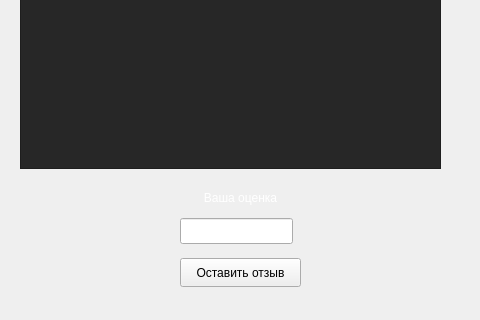
bartem1us/Fitness_Centre, file FINTESS_CENTRE/comment.ui: the form before one commit; both pictures show x 160 to 640 and y 122 to 442 of the 816 by 442 pixel window.
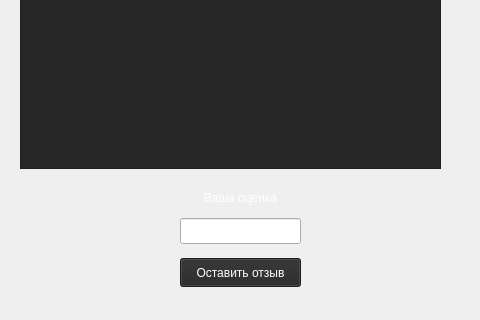
The form after the commit. Icons and pictures are not drawn.

Patch:
```diff
--- a/FINTESS_CENTRE/comment.ui
+++ b/FINTESS_CENTRE/comment.ui
@@ -101,6 +101,13 @@
      <height>29</height>
     </rect>
    </property>
+   <property name="styleSheet">
+    <string notr="true">QPushButton
+{
+	color: rgb(255, 255, 255);
+	background-color: rgb(39, 39, 39);
+}</string>
+   </property>
    <property name="text">
     <string>Оставить отзыв</string>
    </property>
@@ -131,7 +138,7 @@
     <rect>
      <x>340</x>
      <y>340</y>
-     <width>113</width>
+     <width>121</width>
      <height>26</height>
     </rect>
    </property>
```
